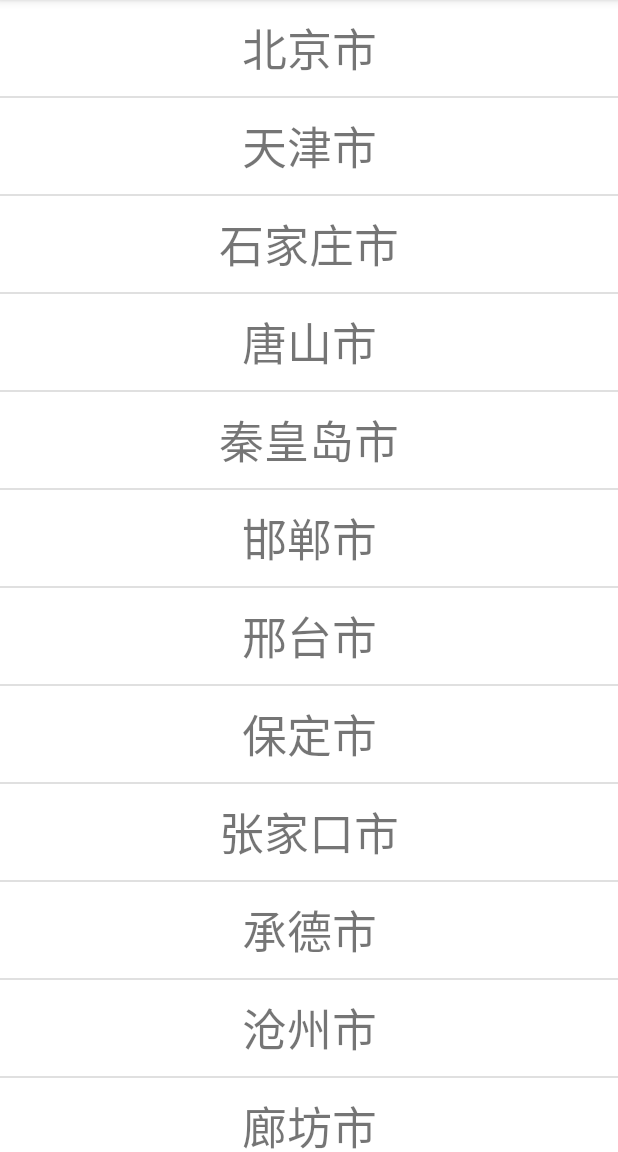
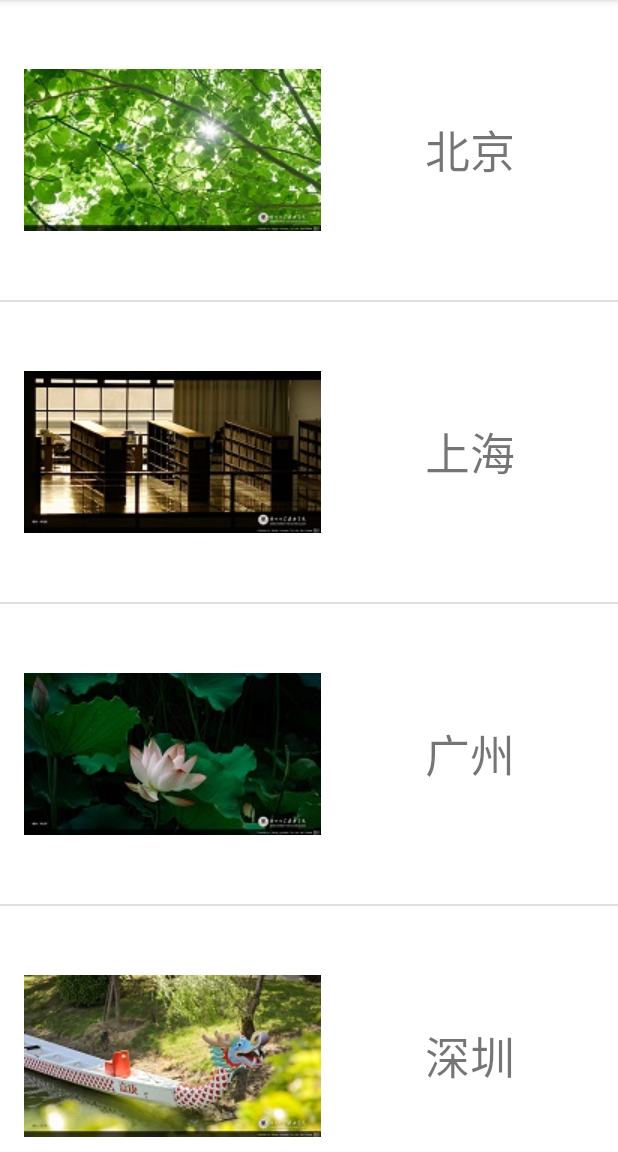
Before and after one commit to jame-louis/android-projects, an Android app: the screen it shows after launch (MainActivity), on a phone screen of 412 x 824 dp, the part 84-1236 px from its top. Run offline under Robolectric (Android 15) with nearby library versions, the phone set to English and light mode, and no system bars.

Commit message:
list view with custom adapter

```diff
--- a/list-view/app/src/main/java/com/example/listview/CityData.java
+++ b/list-view/app/src/main/java/com/example/listview/CityData.java
@@ -5,6 +5,24 @@ import java.util.List;
 
 public class CityData {
 
+    public static class CityInfo {
+        int drawableId;
+        String name;
+
+        CityInfo(int id, String name) {
+            drawableId = id;
+            this.name = name;
+        }
+    };
+
+    public static List<CityInfo> getSampleCityInfos() {
+        return Arrays.asList(
+                new CityInfo(R.drawable.a, "北京"),
+                new CityInfo(R.drawable.b, "上海"),
+                new CityInfo(R.drawable.c, "广州"),
+                new CityInfo(R.drawable.d, "深圳")
+        );
+    }
     // 4个城市：北上广深
     public static List<String> getSampleCities() {
         return Arrays.asList("北京", "上海", "广州", "深圳");
@@ -52,7 +70,6 @@ public class CityData {
                 "香港特别行政区", "澳门特别行政区", "台湾省"
         );
     }
-
     // 如果你只想保留“地级市”（去掉直辖市/州/盟/地区），放开下面这段过滤即可
     /*
     public static List<String> getPrefectureLevelCities() {
--- /dev/null
+++ b/list-view/app/src/main/java/com/example/listview/CustomAdapter.java
@@ -0,0 +1,54 @@
+package com.example.listview;
+
+import android.content.Context;
+import android.view.LayoutInflater;
+import android.view.View;
+import android.view.ViewGroup;
+import android.widget.BaseAdapter;
+import android.widget.ImageView;
+import android.widget.TextView;
+
+import java.util.List;
+
+public class CustomAdapter extends BaseAdapter {
+
+    private Context context;
+    private List<CityData.CityInfo> datas;
+
+    public CustomAdapter(Context context,  List<CityData.CityInfo> objects) {
+        this.context = context;
+        this.datas = objects;
+    }
+
+    @Override
+    public int getCount() {
+        return datas.size();
+    }
+
+    @Override
+    public Object getItem(int position) {
+        return datas.get(position);
+    }
+
+    @Override
+    public long getItemId(int position) {
+        return position;
+    }
+
+    @Override
+    public View getView(int position, View convertView, ViewGroup parent) {
+        if (convertView == null) {
+            convertView = LayoutInflater.from(context).inflate(R.layout.city_with_image, parent, false);
+        }
+
+        ImageView imageView = convertView.findViewById(R.id.city_image);
+        TextView textView = convertView.findViewById(R.id.city_name);
+
+        CityData.CityInfo cityInfo = datas.get(position);
+        imageView.setImageResource(cityInfo.drawableId);
+
+        textView.setText(cityInfo.name);
+
+        return convertView;
+    }
+}
--- a/list-view/app/src/main/java/com/example/listview/MainActivity.java
+++ b/list-view/app/src/main/java/com/example/listview/MainActivity.java
@@ -4,7 +4,6 @@ import androidx.appcompat.app.AppCompatActivity;
 import android.os.Bundle;
 import android.view.View;
 import android.widget.AdapterView;
-import android.widget.ArrayAdapter;
 import android.widget.ListView;
 import android.widget.Toast;
 
@@ -13,18 +12,20 @@ import java.util.List;
 public class MainActivity extends AppCompatActivity {
 
     private List<String> cities = CityData.getAllCities();
+    private List<CityData.CityInfo> cityInfos = CityData.getSampleCityInfos();
     @Override
     protected void onCreate(Bundle savedInstanceState) {
         super.onCreate(savedInstanceState);
         setContentView(R.layout.activity_main);
 
         ListView listView = findViewById(R.id.city_list);
-        ArrayAdapter<String> ca = new ArrayAdapter<String>(this, R.layout.city, R.id.city_name, cities);
+        CustomAdapter ca = new CustomAdapter(this, cityInfos);
         listView.setAdapter(ca);
         listView.setOnItemClickListener(new AdapterView.OnItemClickListener() {
             @Override
             public void onItemClick(AdapterView<?> parent, View view, int position, long id) {
-                String city = ca.getItem(position);
+                CityData.CityInfo cityInfo = (CityData.CityInfo)ca.getItem(position);
+                String city = cityInfo.name;
                 Toast.makeText(MainActivity.this, city, Toast.LENGTH_SHORT).show();
             }
         });
--- /dev/null
+++ b/list-view/app/src/main/res/layout/city_with_image.xml
@@ -0,0 +1,29 @@
+<?xml version="1.0" encoding="utf-8"?>
+<androidx.constraintlayout.widget.ConstraintLayout xmlns:android="http://schemas.android.com/apk/res/android"
+    xmlns:app="http://schemas.android.com/apk/res-auto"
+    xmlns:tools="http://schemas.android.com/tools"
+    android:layout_width="match_parent"
+    android:layout_height="200dp">
+
+    <ImageView
+        android:id="@+id/city_image"
+        android:layout_width="wrap_content"
+        android:layout_height="wrap_content"
+        android:layout_marginStart="16dp"
+        android:layout_marginLeft="16dp"
+        app:layout_constraintBottom_toBottomOf="parent"
+        app:layout_constraintStart_toStartOf="parent"
+        app:layout_constraintTop_toTopOf="parent"
+        app:srcCompat="@drawable/a" />
+
+    <TextView
+        android:id="@+id/city_name"
+        android:layout_width="wrap_content"
+        android:layout_height="wrap_content"
+        android:text="城市名称"
+        android:textSize="30sp"
+        app:layout_constraintBottom_toBottomOf="parent"
+        app:layout_constraintEnd_toEndOf="parent"
+        app:layout_constraintStart_toEndOf="@+id/city_image"
+        app:layout_constraintTop_toTopOf="parent" />
+</androidx.constraintlayout.widget.ConstraintLayout>
```
Also changed, not shown: list-view/app/src/main/res/drawable-v24/a.jpg (added), list-view/app/src/main/res/drawable-v24/b.jpg (added), list-view/app/src/main/res/drawable-v24/c.jpg (added), list-view/app/src/main/res/drawable-v24/d.jpg (added).
